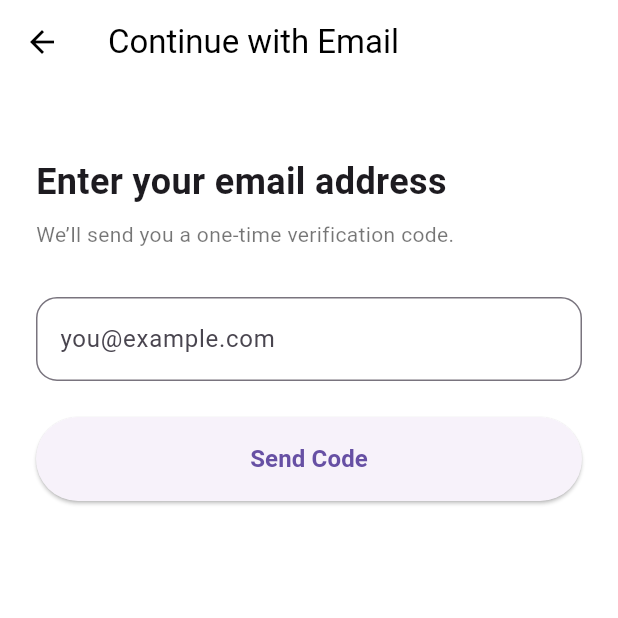
After one commit to Prajwalkatare1601/foodmood2, a Flutter app: the EmailEntryPage screen opened directly, on a phone screen of 412 x 824 dp, the top half of it. The commit adds this screen. Run offline on Flutter 3.47's test engine with Material 3 defaults, Android fonts, the phone set to English and light mode, and no system bars; our stand-ins replace equatable, flutter_riverpod, google_sign_in, supabase_flutter; accounts and stored records are empty.

Commit message:
Google signin and email singin setup complete

```diff
--- /dev/null
+++ b/lib/features/auth/email_entry_page.dart
@@ -0,0 +1,118 @@
+import 'package:flutter/material.dart';
+import 'package:flutter_riverpod/flutter_riverpod.dart';
+import 'auth_controller.dart';
+import 'otp_page.dart';
+
+class EmailEntryPage extends ConsumerStatefulWidget {
+  const EmailEntryPage({super.key});
+
+  @override
+  ConsumerState<EmailEntryPage> createState() => _EmailEntryPageState();
+}
+
+class _EmailEntryPageState extends ConsumerState<EmailEntryPage> {
+  final TextEditingController _emailController = TextEditingController();
+  bool _loading = false;
+
+  @override
+  Widget build(BuildContext context) {
+    final auth = ref.read(authControllerProvider);
+
+    return Scaffold(
+      backgroundColor: Colors.white,
+      appBar: AppBar(
+        backgroundColor: Colors.white,
+        elevation: 0,
+        leading: const BackButton(color: Colors.black),
+        title: const Text(
+          'Continue with Email',
+          style: TextStyle(color: Colors.black),
+        ),
+      ),
+      body: Padding(
+        padding: const EdgeInsets.all(24),
+        child: Column(
+          crossAxisAlignment: CrossAxisAlignment.start,
+          children: [
+            const SizedBox(height: 24),
+
+            const Text(
+              'Enter your email address',
+              style: TextStyle(
+                fontSize: 24,
+                fontWeight: FontWeight.w700,
+              ),
+            ),
+
+            const SizedBox(height: 8),
+
+            const Text(
+              'We’ll send you a one-time verification code.',
+              style: TextStyle(color: Colors.black54),
+            ),
+
+            const SizedBox(height: 32),
+
+            TextField(
+              controller: _emailController,
+              keyboardType: TextInputType.emailAddress,
+              decoration: InputDecoration(
+                hintText: 'you@example.com',
+                border: OutlineInputBorder(
+                  borderRadius: BorderRadius.circular(14),
+                ),
+              ),
+            ),
+
+            const SizedBox(height: 24),
+
+            SizedBox(
+              width: double.infinity,
+              height: 56,
+              child: ElevatedButton(
+                onPressed: _loading
+                    ? null
+                    : () async {
+                        final email = _emailController.text.trim();
+                        if (email.isEmpty) return;
+
+                        setState(() => _loading = true);
+                        try {
+                          await auth.signInWithEmail(email);
+
+                          Navigator.push(
+                            context,
+                            MaterialPageRoute(
+                              builder: (_) => OtpPage(
+                                phoneOrEmail: email,
+                                isPhone: false,
+                              ),
+                            ),
+                          );
+                        } catch (_) {
+                          ScaffoldMessenger.of(context).showSnackBar(
+                            const SnackBar(
+                              content: Text('Failed to send OTP'),
+                            ),
+                          );
+                        } finally {
+                          setState(() => _loading = false);
+                        }
+                      },
+                child: _loading
+                    ? const CircularProgressIndicator(color: Colors.white)
+                    : const Text(
+                        'Send Code',
+                        style: TextStyle(
+                          fontSize: 16,
+                          fontWeight: FontWeight.w600,
+                        ),
+                      ),
+              ),
+            ),
+          ],
+        ),
+      ),
+    );
+  }
+}
--- a/pubspec.yaml
+++ b/pubspec.yaml
@@ -33,8 +33,9 @@ dependencies:
 
   flutter_riverpod: ^2.5.1
   equatable: ^2.0.5
-  supabase_flutter: ^2.5.6
   url_launcher: ^6.3.0
+  google_sign_in: ^7.2.0
+  supabase_flutter: ^2.12.0
 
 
 dev_dependencies:
```
Also changed, not shown: lib/features/auth/auth_controller.dart (+67 -15 lines), lib/features/auth/otp_page.dart (+185 -26 lines), lib/features/auth/signup_page.dart (+28 -6 lines), pubspec.lock, 3 other files.
